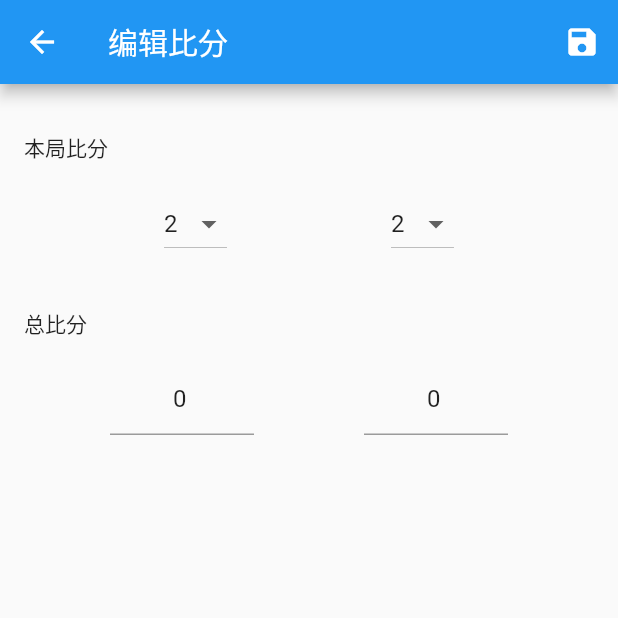
After one commit to xnth97/gdscore, a Flutter app: the EditPage screen opened directly, on a phone screen of 412 x 824 dp, the top half of it. The commit adds this screen. Run offline on Flutter 3.47's test engine with Material 2 defaults, Android fonts, the phone set to English and light mode, and no system bars.

Commit message:
add edit page

```diff
--- /dev/null
+++ b/lib/edit_page.dart
@@ -0,0 +1,103 @@
+import 'package:flutter/material.dart';
+import 'guandan.dart';
+
+class EditPage extends StatefulWidget {
+  @override
+  State<StatefulWidget> createState() => _EditPageState();
+}
+
+class _EditPageState extends State<EditPage> {
+  Map<GameSide, int> _editedScore = Map.from(GDGame().scoreMap);
+  Map<GameSide, int> _editedTotalScore = Map.from(GDGame().totalScoreMap);
+
+  void saveEdit() {
+    GDGame().setScoreMap(
+      scoreMap: _editedScore,
+      totalScoreMap: _editedTotalScore,
+    );
+  }
+
+  Widget _buildScoreButton(GameSide side) {
+    return DropdownButton<String>(
+      value: GDGame.getScoreString(_editedScore[side]),
+      items: GDGame.getAllScoreStrings().map<DropdownMenuItem<String>>(
+          (String val) => DropdownMenuItem<String>(
+                value: val,
+                child: Text(val),
+              )).toList(),
+      onChanged: (String val) {
+        setState(() {
+          _editedScore[side] = GDGame.getScoreFromString(val);
+        });
+      },
+    );
+  }
+
+  Widget _buildTotalScoreTextField(GameSide side) {
+    return Container(
+      width: 96,
+      child: TextFormField(
+        initialValue: _editedTotalScore[side].toString(),
+        keyboardType: TextInputType.numberWithOptions(
+          signed: false,
+          decimal: false,
+        ),
+        textAlign: TextAlign.center,
+        onChanged: (String text) {
+          setState(() {
+            _editedTotalScore[side] = int.parse(text);
+          });
+        },
+      ),
+    );
+  }
+
+  @override
+  Widget build(BuildContext context) {
+    return Scaffold(
+      appBar: AppBar(
+        title: Text('编辑比分'),
+        actions: <Widget>[
+          IconButton(
+            icon: Icon(Icons.save),
+            onPressed: () {
+              saveEdit();
+              Navigator.of(context).pop();
+            },
+          ),
+        ],
+      ),
+      body: SingleChildScrollView(
+        child: Column(
+          mainAxisAlignment: MainAxisAlignment.center,
+          crossAxisAlignment: CrossAxisAlignment.stretch,
+          children: <Widget>[
+            Padding(
+              padding: EdgeInsets.fromLTRB(16.0, 32.0, 16.0, 16.0),
+              child: Text('本局比分'),
+            ),
+            Row(
+              mainAxisAlignment: MainAxisAlignment.spaceEvenly,
+              children: <Widget>[
+                _buildScoreButton(GameSide.left),
+                _buildScoreButton(GameSide.right),
+              ],
+            ),
+            Padding(
+              padding: EdgeInsets.fromLTRB(16.0, 32.0, 16.0, 16.0),
+              child: Text('总比分'),
+            ),
+            Row(
+              mainAxisAlignment: MainAxisAlignment.spaceEvenly,
+              crossAxisAlignment: CrossAxisAlignment.center,
+              children: <Widget>[
+                _buildTotalScoreTextField(GameSide.left),
+                _buildTotalScoreTextField(GameSide.right),
+              ],
+            ),
+          ],
+        ),
+      ),
+    );
+  }
+}
--- a/lib/guandan.dart
+++ b/lib/guandan.dart
@@ -1,3 +1,5 @@
+import 'dart:collection';
+
 enum GameSide {
   left,
   right,
@@ -24,7 +26,11 @@ class GDGame {
   static const scoreWin = 99;
   static const maxRoundOfA = 2;
 
+  static LinkedHashMap<int, String> _scoreToStringMap;
+  static LinkedHashMap<String, int> _stringToScoreMap;
+
   GDGame._internal() {
+    GDGame._buildScoreToStringMaps();
     reset();
   }
 
@@ -106,6 +112,16 @@ class GDGame {
     }
   }
 
+  void setScoreMap(
+      {Map<GameSide, int> scoreMap, Map<GameSide, int> totalScoreMap}) {
+    if (scoreMap != null) {
+      this.scoreMap = scoreMap;
+    }
+    if (totalScoreMap != null) {
+      this.totalScoreMap = totalScoreMap;
+    }
+  }
+
   String getScore(GameSide side) {
     return GDGame.getScoreString(scoreMap[side]) ?? '2';
   }
@@ -127,23 +143,40 @@ class GDGame {
     return null;
   }
 
-  static String getScoreString(int score) {
-    if (score == scoreWin) {
-      return '胜';
+  static void _buildScoreToStringMaps() {
+    _scoreToStringMap = LinkedHashMap.of({
+      1: 'A',
+    });
+    for (int i = 2; i < 11; i++) {
+      _scoreToStringMap[i] = i.toString();
     }
-    if (score < 1 || score > 13) {
-      return null;
-    }
-    if (score > 1 && score <= 10) {
-      return score.toString();
-    }
-    const map = {
+    _scoreToStringMap.addAll({
       11: 'J',
       12: 'Q',
       13: 'K',
-      1: 'A',
-    };
-    return map[score];
+      scoreWin: '胜',
+    });
+    _stringToScoreMap = LinkedHashMap();
+    for (var key in _scoreToStringMap.keys) {
+      var val = _scoreToStringMap[key];
+      _stringToScoreMap[val] = key;
+    }
+  }
+
+  static String getScoreString(int score) {
+    return _scoreToStringMap[score];
+  }
+
+  static int getScoreFromString(String str) {
+    return _stringToScoreMap[str];
+  }
+
+  static List<int> getAllScores() {
+    return _scoreToStringMap.keys.toList();
+  }
+
+  static List<String> getAllScoreStrings() {
+    return _stringToScoreMap.keys.toList();
   }
 
   static GameSide getOtherSide(GameSide side) {
```
Also changed, not shown: lib/scoreboard_page.dart (+15 -0 lines).
